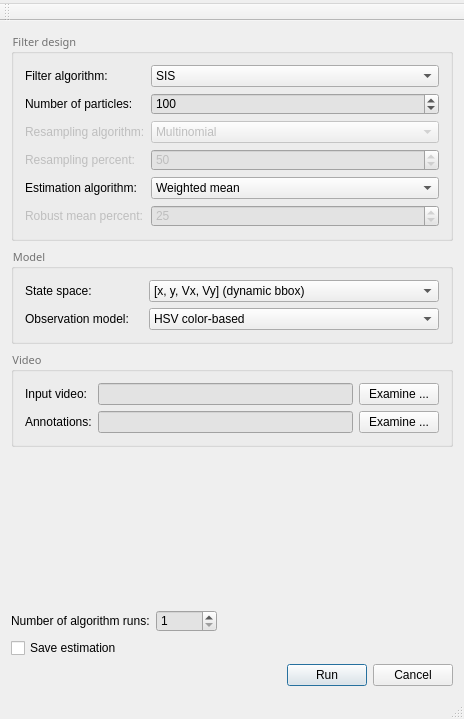
The window that pftracker/ui_sources/mainwindow.ui (bdager/pftracker) describes before a commit, drawn with Qt 5.
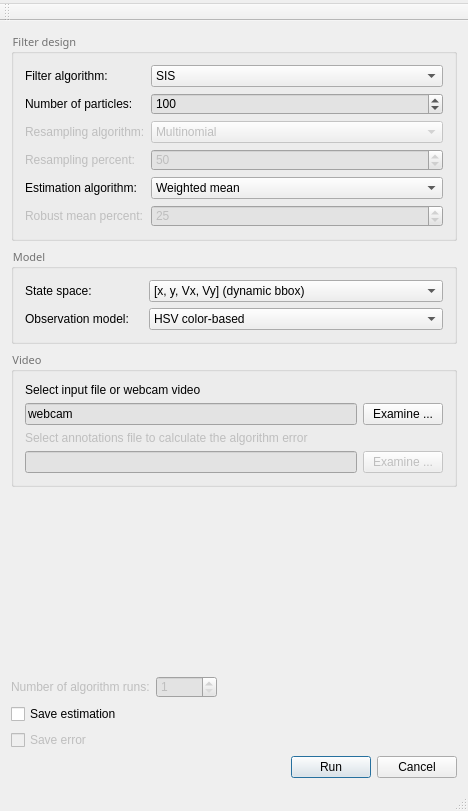
The same window after the commit. Icons and pictures are not drawn.

Patch:
```diff
--- a/pftracker/ui_sources/mainwindow.ui
+++ b/pftracker/ui_sources/mainwindow.ui
@@ -6,8 +6,8 @@
    <rect>
     <x>0</x>
     <y>0</y>
-    <width>464</width>
-    <height>719</height>
+    <width>468</width>
+    <height>811</height>
    </rect>
   </property>
   <property name="windowTitle">
@@ -43,7 +43,7 @@
 	background-color: rgb(227, 227, 227);
 }
 
-#lineEdit_GT {
+#lineEdit_gt {
 	background-color: rgb(227, 227, 227);
 }
 
@@ -65,7 +65,7 @@
 </string>
   </property>
   <widget class="QWidget" name="centralWidget">
-   <layout class="QVBoxLayout" name="verticalLayout">
+   <layout class="QVBoxLayout" name="verticalLayout_2">
     <item>
      <widget class="QGroupBox" name="groupBox_2">
       <property name="font">
@@ -329,47 +329,65 @@
       <property name="title">
        <string>Video</string>
       </property>
-      <layout class="QGridLayout" name="gridLayout">
-       <item row="0" column="0">
+      <layout class="QVBoxLayout" name="verticalLayout">
+       <item>
         <widget class="QLabel" name="label_7">
          <property name="text">
-          <string>Input video:</string>
+          <string>Select input file or webcam video</string>
          </property>
         </widget>
        </item>
-       <item row="0" column="1">
+       <item>
+        <layout class="QHBoxLayout" name="horizontalLayout_3">
+         <item>
         <widget class="QLineEdit" name="lineEdit_signal">
          <property name="enabled">
           <bool>true</bool>
          </property>
+           <property name="text">
+            <string>webcam</string>
+           </property>
          <property name="readOnly">
           <bool>true</bool>
          </property>
         </widget>
        </item>
-       <item row="0" column="2">
+         <item>
         <widget class="QPushButton" name="pushButton_signal">
          <property name="text">
           <string>Examine ...</string>
          </property>
         </widget>
        </item>
-       <item row="1" column="0">
-        <widget class="QLabel" name="label_10">
+        </layout>
+       </item>
+       <item>
+        <widget class="QLabel" name="label_gt">
+         <property name="enabled">
+          <bool>false</bool>
+         </property>
          <property name="text">
-          <string>Annotations:</string>
+          <string>Select annotations file to calculate the algorithm error</string>
          </property>
         </widget>
        </item>
-       <item row="1" column="1">
-        <widget class="QLineEdit" name="lineEdit_GT">
+       <item>
+        <layout class="QHBoxLayout" name="horizontalLayout_2">
+         <item>
+          <widget class="QLineEdit" name="lineEdit_gt">
+           <property name="enabled">
+            <bool>false</bool>
+           </property>
          <property name="readOnly">
           <bool>true</bool>
          </property>
         </widget>
        </item>
-       <item row="1" column="2">
-        <widget class="QPushButton" name="pushButton_gtSearch_2">
+         <item>
+          <widget class="QPushButton" name="pushButton_gtSearch">
+           <property name="enabled">
+            <bool>false</bool>
+           </property>
          <property name="text">
           <string>Examine ...</string>
          </property>
@@ -379,8 +397,9 @@
         </widget>
        </item>
       </layout>
-      <zorder></zorder>
-      <zorder>layoutWidget</zorder>
+       </item>
+      </layout>
+      <zorder>pushButton_signal</zorder>
       <zorder>label_7</zorder>
       <zorder>label_10</zorder>
       <zorder></zorder>
@@ -394,15 +413,18 @@
       <property name="sizeHint" stdset="0">
        <size>
         <width>17</width>
-        <height>1</height>
+        <height>9</height>
        </size>
       </property>
      </spacer>
     </item>
     <item>
-     <layout class="QGridLayout" name="gridLayout_3">
+     <layout class="QGridLayout" name="gridLayout">
       <item row="0" column="0">
-       <widget class="QLabel" name="label_2">
+       <widget class="QLabel" name="label_runs">
+        <property name="enabled">
+         <bool>false</bool>
+        </property>
         <property name="text">
          <string>Number of algorithm runs:</string>
         </property>
@@ -410,6 +432,9 @@
       </item>
       <item row="0" column="1">
        <widget class="QSpinBox" name="spinBox_runs">
+        <property name="enabled">
+         <bool>false</bool>
+        </property>
         <property name="minimum">
          <number>1</number>
         </property>
@@ -438,6 +463,16 @@
         </property>
        </widget>
       </item>
+      <item row="2" column="0">
+       <widget class="QCheckBox" name="checkBox_save_error">
+        <property name="enabled">
+         <bool>false</bool>
+        </property>
+        <property name="text">
+         <string>Save error</string>
+        </property>
+       </widget>
+      </item>
      </layout>
     </item>
     <item>
@@ -498,7 +533,7 @@
     <rect>
      <x>0</x>
      <y>0</y>
-     <width>464</width>
+     <width>468</width>
      <height>31</height>
     </rect>
    </property>
```
Left out of the diff: 13 changed lines with no effect on the pictures. Lines whose indentation alone changed are shown as unchanged.
